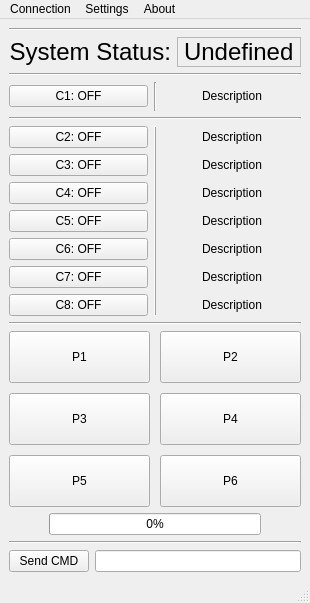
Old version of the form ClampControl_V2.ui in the repository EleKoPhi/SerialRelay_V3.
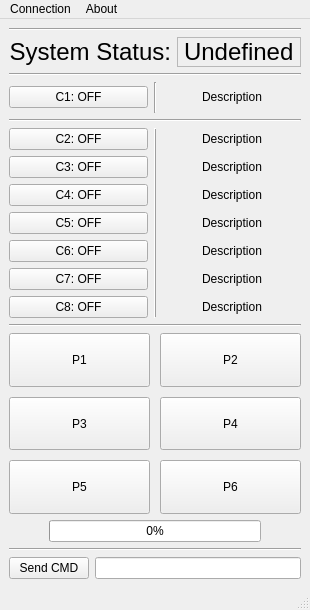
New version of the form.

What changed in the file:
```diff
--- a/ClampControl_V2.ui
+++ b/ClampControl_V2.ui
@@ -13,7 +13,7 @@
     <x>0</x>
     <y>0</y>
     <width>252</width>
-    <height>603</height>
+    <height>610</height>
    </rect>
   </property>
   <property name="sizePolicy">
@@ -613,12 +613,6 @@
      <string>Connection</string>
     </property>
    </widget>
-   <widget class="QMenu" name="menuSettings">
-    <property name="title">
-     <string>Settings</string>
-    </property>
-    <addaction name="actionSync_Channels"/>
-   </widget>
    <widget class="QMenu" name="menuAbout">
     <property name="title">
      <string>About</string>
@@ -627,7 +621,6 @@
     <addaction name="actionHelp_2"/>
    </widget>
    <addaction name="menuSetting"/>
-   <addaction name="menuSettings"/>
    <addaction name="menuAbout"/>
   </widget>
   <widget class="QStatusBar" name="statusbar">
```
Left out of the diff: 2 changed lines with no effect on the pictures.
